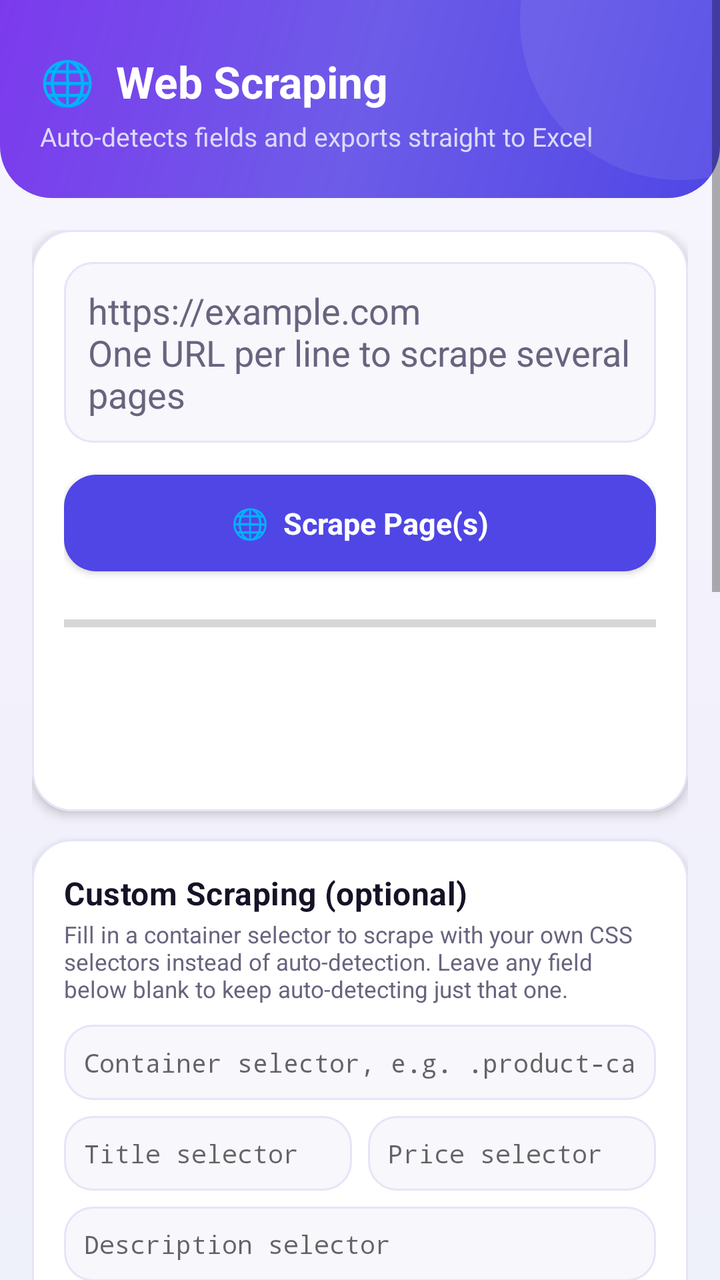
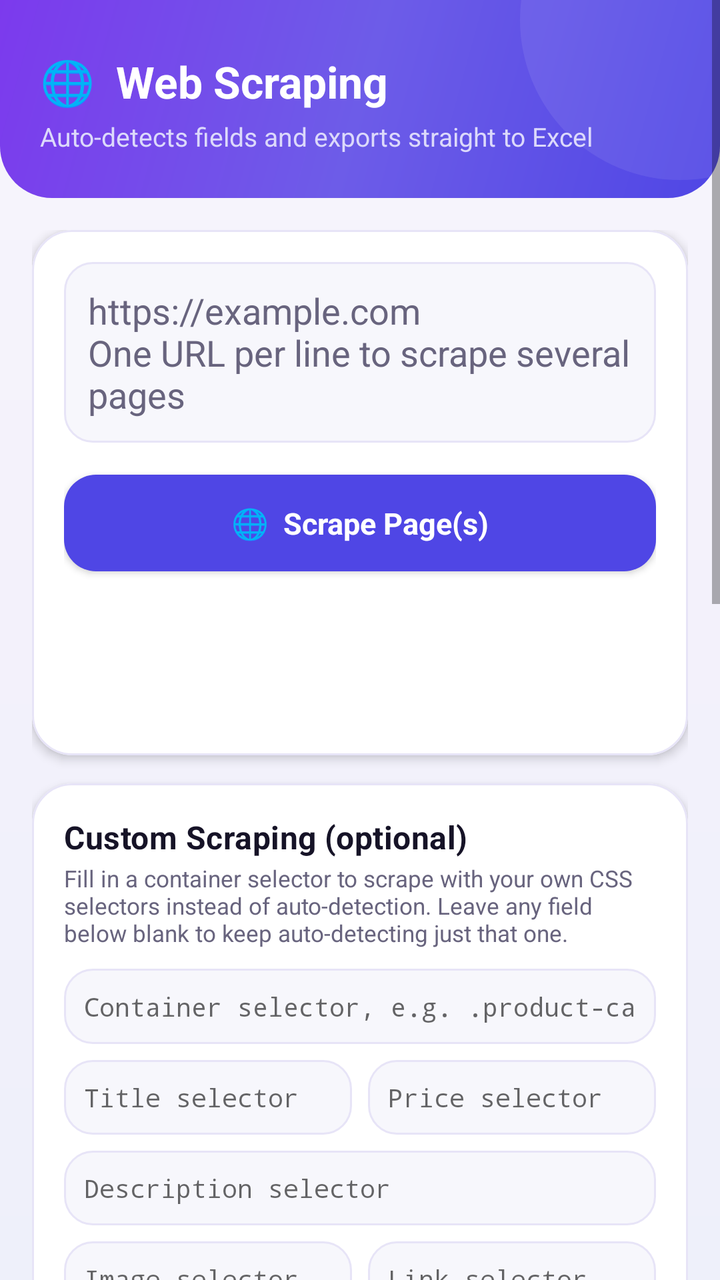

Compare the two renders of this Android layout. The source of the first and the diff that turns it into the second are given below.
<!-- AndroidManifest.xml: application theme Theme.DataToolkit -->
<!-- res/layout/activity_web_scraping.xml -->
<?xml version="1.0" encoding="utf-8"?>
<ScrollView xmlns:android="http://schemas.android.com/apk/res/android"
    android:layout_width="match_parent"
    android:layout_height="match_parent"
    android:clipToPadding="false">

    <LinearLayout
        android:layout_width="match_parent"
        android:layout_height="wrap_content"
        android:orientation="vertical">

        <FrameLayout
            android:layout_width="match_parent"
            android:layout_height="wrap_content"
            android:background="@drawable/bg_header_flat"
            android:paddingStart="20dp" android:paddingEnd="20dp"
            android:paddingTop="26dp" android:paddingBottom="22dp">
            <LinearLayout android:layout_width="match_parent" android:layout_height="wrap_content" android:orientation="vertical">
                <TextView android:layout_width="wrap_content" android:layout_height="wrap_content"
                    android:text="🌐  Web Scraping" android:textColor="@color/text_on_primary" android:textSize="22sp" android:textStyle="bold" />
                <TextView android:layout_width="wrap_content" android:layout_height="wrap_content" android:layout_marginTop="4dp"
                    android:text="Auto-detects fields and exports straight to Excel" android:textColor="@color/text_on_primary_muted" android:textSize="13sp" />
            </LinearLayout>
        </FrameLayout>

        <LinearLayout
            android:layout_width="match_parent"
            android:layout_height="wrap_content"
            android:orientation="vertical"
            android:padding="16dp">

            <com.google.android.material.card.MaterialCardView style="@style/Widget.App.Card" android:layout_width="match_parent" android:layout_height="wrap_content" android:layout_marginBottom="14dp">
                <LinearLayout android:layout_width="match_parent" android:layout_height="wrap_content" android:orientation="vertical">
                    <EditText
                        android:id="@+id/etUrl"
                        android:layout_width="match_parent"
                        android:layout_height="wrap_content"
                        android:minLines="1"
                        android:maxLines="5"
                        android:background="@drawable/bg_input_field_focused"
                        android:hint="https://example.com&#10;One URL per line to scrape several pages"
                        android:textColorHint="@color/text_secondary"
                        android:inputType="textUri|textMultiLine" />

                    <com.google.android.material.button.MaterialButton
                        android:id="@+id/btnScrape"
                        style="@style/Widget.App.Button.Primary"
                        android:layout_width="match_parent"
                        android:layout_height="wrap_content"
                        android:layout_marginTop="10dp"
                        android:text="🌐  Scrape Page(s)" />

                    <ProgressBar
                        android:id="@+id/progressBar"
                        style="?android:attr/progressBarStyleHorizontal"
                        android:layout_width="match_parent"
                        android:layout_height="wrap_content"
                        android:layout_marginTop="12dp"
                        android:progressTint="@color/primary"
                        android:max="100" />

                    <TextView android:id="@+id/tvStatus" android:layout_width="match_parent" android:layout_height="wrap_content"
                        android:layout_marginTop="10dp" android:textColor="@color/text_secondary" android:textSize="12.5sp" />

                    <TextView android:id="@+id/tvItemCount" android:layout_width="match_parent" android:layout_height="wrap_content"
                        android:layout_marginTop="2dp" android:textColor="@color/primary" android:textStyle="bold" android:textSize="13sp" />

                    <TextView android:id="@+id/tvTitle" android:layout_width="match_parent" android:layout_height="wrap_content"
                        android:layout_marginTop="4dp" android:textStyle="bold" android:textColor="@color/text_primary" />
                </LinearLayout>
            </com.google.android.material.card.MaterialCardView>

            
            <com.google.android.material.card.MaterialCardView style="@style/Widget.App.Card" android:layout_width="match_parent" android:layout_height="wrap_content" android:layout_marginBottom="14dp">
                <LinearLayout android:layout_width="match_parent" android:layout_height="wrap_content" android:orientation="vertical">
                    <TextView android:layout_width="wrap_content" android:layout_height="wrap_content"
                        android:text="Custom Scraping (optional)" android:textAppearance="@style/TextAppearance.App.SectionTitle" />
                    <TextView android:layout_width="match_parent" android:layout_height="wrap_content" android:layout_marginTop="2dp"
                        android:text="Fill in a container selector to scrape with your own CSS selectors instead of auto-detection. Leave any field below blank to keep auto-detecting just that one."
                        android:textColor="@color/text_secondary" android:textSize="11.5sp" />

                    <EditText android:id="@+id/etContainerSelector"
                        android:layout_width="match_parent" android:layout_height="wrap_content" android:layout_marginTop="10dp"
                        android:background="@drawable/bg_input_field_focused" android:padding="10dp" android:textSize="13sp"
                        android:hint="Container selector, e.g. .product-card" android:singleLine="true" android:fontFamily="monospace" />

                    <LinearLayout android:layout_width="match_parent" android:layout_height="wrap_content" android:layout_marginTop="8dp" android:orientation="horizontal">
                        <EditText android:id="@+id/etTitleSelector" android:hint="Title selector"
                            android:layout_width="0dp" android:layout_height="wrap_content" android:layout_weight="1" android:layout_marginEnd="4dp"
                            android:background="@drawable/bg_input_field_focused" android:padding="10dp" android:textSize="12.5sp" android:singleLine="true" android:fontFamily="monospace" />
                        <EditText android:id="@+id/etPriceSelector" android:hint="Price selector"
                            android:layout_width="0dp" android:layout_height="wrap_content" android:layout_weight="1" android:layout_marginStart="4dp"
                            android:background="@drawable/bg_input_field_focused" android:padding="10dp" android:textSize="12.5sp" android:singleLine="true" android:fontFamily="monospace" />
                    </LinearLayout>

                    <EditText android:id="@+id/etDescriptionSelector" android:hint="Description selector"
                        android:layout_width="match_parent" android:layout_height="wrap_content" android:layout_marginTop="8dp"
                        android:background="@drawable/bg_input_field_focused" android:padding="10dp" android:textSize="12.5sp" android:singleLine="true" android:fontFamily="monospace" />

                    <LinearLayout android:layout_width="match_parent" android:layout_height="wrap_content" android:layout_marginTop="8dp" android:orientation="horizontal">
                        <EditText android:id="@+id/etImageSelector" android:hint="Image selector"
                            android:layout_width="0dp" android:layout_height="wrap_content" android:layout_weight="1" android:layout_marginEnd="4dp"
                            android:background="@drawable/bg_input_field_focused" android:padding="10dp" android:textSize="12.5sp" android:singleLine="true" android:fontFamily="monospace" />
                        <EditText android:id="@+id/etLinkSelector" android:hint="Link selector"
                            android:layout_width="0dp" android:layout_height="wrap_content" android:layout_weight="1" android:layout_marginStart="4dp"
                            android:background="@drawable/bg_input_field_focused" android:padding="10dp" android:textSize="12.5sp" android:singleLine="true" android:fontFamily="monospace" />
                    </LinearLayout>

                    <EditText android:id="@+id/etUserAgent"
                        android:layout_width="match_parent" android:layout_height="wrap_content" android:layout_marginTop="10dp"
                        android:background="@drawable/bg_input_field" android:padding="10dp" android:textSize="11.5sp"
                        android:hint="Custom User-Agent (optional)" android:singleLine="true" />
                </LinearLayout>
            </com.google.android.material.card.MaterialCardView>

            <com.google.android.material.card.MaterialCardView style="@style/Widget.App.Card" android:layout_width="match_parent" android:layout_height="wrap_content" android:layout_marginBottom="14dp">
                <LinearLayout android:layout_width="match_parent" android:layout_height="wrap_content" android:orientation="vertical">
                    <TextView android:layout_width="wrap_content" android:layout_height="wrap_content"
                        android:text="Extracted text" android:textAppearance="@style/TextAppearance.App.SectionTitle" />
                    <EditText
                        android:id="@+id/etText"
                        android:layout_width="match_parent"
                        android:layout_height="150dp"
                        android:layout_marginTop="10dp"
                        android:background="@drawable/bg_input_field_focused"
                        android:gravity="top|start"
                        android:textSize="13sp"
                        android:inputType="textMultiLine" />

                    <TextView android:layout_width="wrap_content" android:layout_height="wrap_content"
                        android:layout_marginTop="12dp" android:text="Links + tables found" android:textAppearance="@style/TextAppearance.App.SectionTitle" />
                    <TextView
                        android:id="@+id/tvLinks"
                        android:layout_width="match_parent"
                        android:layout_height="wrap_content"
                        android:layout_marginTop="8dp"
                        android:minHeight="80dp"
                        android:background="@drawable/bg_input_field"
                        android:fontFamily="monospace"
                        android:textSize="12sp" />
                </LinearLayout>
            </com.google.android.material.card.MaterialCardView>

            <com.google.android.material.card.MaterialCardView style="@style/Widget.App.Card" android:layout_width="match_parent" android:layout_height="wrap_content" android:layout_marginBottom="14dp">
                <LinearLayout android:layout_width="match_parent" android:layout_height="wrap_content" android:orientation="vertical">
                    <TextView android:layout_width="wrap_content" android:layout_height="wrap_content"
                        android:text="Preview — scraped data (before export)" android:textAppearance="@style/TextAppearance.App.SectionTitle" />

                    <TextView
                        android:id="@+id/tvItemsEmptyState"
                        android:layout_width="match_parent"
                        android:layout_height="wrap_content"
                        android:layout_marginTop="8dp"
                        android:text="No structured product/article cards auto-detected yet - scrape a page above. Raw text, links and tables are also available above once you do."
                        android:textColor="@color/text_secondary"
                        android:textSize="12.5sp" />

                    <LinearLayout
                        android:id="@+id/itemsContainer"
                        android:layout_width="match_parent"
                        android:layout_height="wrap_content"
                        android:layout_marginTop="4dp"
                        android:orientation="vertical" />
                </LinearLayout>
            </com.google.android.material.card.MaterialCardView>

            <com.google.android.material.button.MaterialButton
                android:id="@+id/btnSaveXlsx"
                style="@style/Widget.App.Button.Primary"
                android:layout_width="match_parent"
                android:layout_height="wrap_content"
                android:layout_marginBottom="10dp"
                android:enabled="false"
                android:text="📊  Save As… (.xlsx)" />

            <com.google.android.material.button.MaterialButton
                android:id="@+id/btnSave"
                style="@style/Widget.App.Button.Outlined"
                android:layout_width="match_parent"
                android:layout_height="wrap_content"
                android:text="💾  Save As… (.txt)" />

        </LinearLayout>
    </LinearLayout>
</ScrollView>
<!-- resources referenced by this layout -->
<resources>
  <color name="primary">#4F46E5</color>
  <color name="text_on_primary">#FFFFFF</color>
  <color name="text_on_primary_muted">#DCD9FB</color>
  <color name="text_primary">#161327</color>
  <color name="text_secondary">#68647E</color>
  <!-- drawable bg_input_field (drawable) -->
  <?xml version="1.0" encoding="utf-8"?>
  <shape xmlns:android="http://schemas.android.com/apk/res/android" android:shape="rectangle">
      <solid android:color="@color/surface_muted" />
      <stroke android:width="1dp" android:color="@color/stroke" />
      <corners android:radius="14dp" />
      <padding android:left="12dp" android:top="12dp" android:right="12dp" android:bottom="12dp" />
  </shape>
  <style name="TextAppearance.App.SectionTitle" parent="TextAppearance.MaterialComponents.Subtitle1">
          <item name="android:textColor">@color/text_primary</item>
          <item name="android:textStyle">bold</item>
          <item name="android:textSize">16sp</item>
      </style>
  <style name="Widget.App.Button.Outlined" parent="Widget.MaterialComponents.Button.OutlinedButton">
          <item name="strokeColor">@color/stroke</item>
          <item name="strokeWidth">1.5dp</item>
          <item name="cornerRadius">16dp</item>
          <item name="android:textColor">@color/text_primary</item>
          <item name="android:textAllCaps">false</item>
          <item name="android:textStyle">bold</item>
          <item name="android:textSize">15sp</item>
          <item name="android:paddingTop">14dp</item>
          <item name="android:paddingBottom">14dp</item>
          <item name="rippleColor">@color/icon_chip_bg</item>
          <item name="android:paddingStart">18dp</item>
          <item name="android:paddingEnd">18dp</item>
      </style>
  <style name="Widget.App.Button.Primary" parent="Widget.MaterialComponents.Button">
          <item name="backgroundTint">@color/primary</item>
          <item name="cornerRadius">16dp</item>
          <item name="android:textAllCaps">false</item>
          <item name="android:textStyle">bold</item>
          <item name="android:textSize">15sp</item>
          <item name="android:letterSpacing">0</item>
          <item name="android:paddingTop">14dp</item>
          <item name="android:paddingBottom">14dp</item>
          <item name="rippleColor">@color/ripple_on_primary</item>
          <item name="elevation">2dp</item>
      </style>
  <style name="Widget.App.Card" parent="Widget.MaterialComponents.CardView">
          <item name="cardCornerRadius">20dp</item>
          <item name="cardElevation">3dp</item>
          <item name="cardBackgroundColor">@color/surface</item>
          <item name="strokeColor">@color/stroke</item>
          <item name="strokeWidth">1dp</item>
          <item name="contentPadding">16dp</item>
          <item name="rippleColor">@color/icon_chip_bg</item>
      </style>
  <color name="gradient_start">#4F46E5</color>
  <color name="gradient_mid">#6D5CE8</color>
  <color name="gradient_end">#7C3AED</color>
  <color name="surface_muted">#F7F7FC</color>
  <color name="stroke">#E7E4F7</color>
  <color name="surface">#FFFFFF</color>
  <color name="icon_chip_bg">#EDE9FE</color>
  <color name="ripple_on_primary">#33FFFFFF</color>
  <color name="primary_dark">#3730A3</color>
  <color name="secondary">#7C3AED</color>
  <color name="accent">#F59E0B</color>
  <!-- drawable bg_app_gradient (drawable) -->
  <?xml version="1.0" encoding="utf-8"?>
  <layer-list xmlns:android="http://schemas.android.com/apk/res/android">
      <item>
          <shape android:shape="rectangle">
              <gradient
                  android:type="linear"
                  android:angle="90"
                  android:startColor="@color/background_alt"
                  android:centerColor="@color/background"
                  android:endColor="@color/background_soft" />
          </shape>
      </item>
  </layer-list>
  <color name="background">#F3F1FB</color>
  <color name="background_alt">#EEF0FA</color>
  <color name="background_soft">#F7F5FC</color>
  <!-- unchanged entries left out for length: 3 -->
</resources>

<!-- the commit's change to res/layout/activity_web_scraping.xml (unified diff, before → after) -->
@@ -57,7 +57,8 @@
                         android:layout_height="wrap_content"
                         android:layout_marginTop="12dp"
                         android:progressTint="@color/primary"
-                        android:max="100" />
+                        android:max="100"
+                        android:visibility="gone" />
 
                     <TextView android:id="@+id/tvStatus" android:layout_width="match_parent" android:layout_height="wrap_content"
                         android:layout_marginTop="10dp" android:textColor="@color/text_secondary" android:textSize="12.5sp" />
